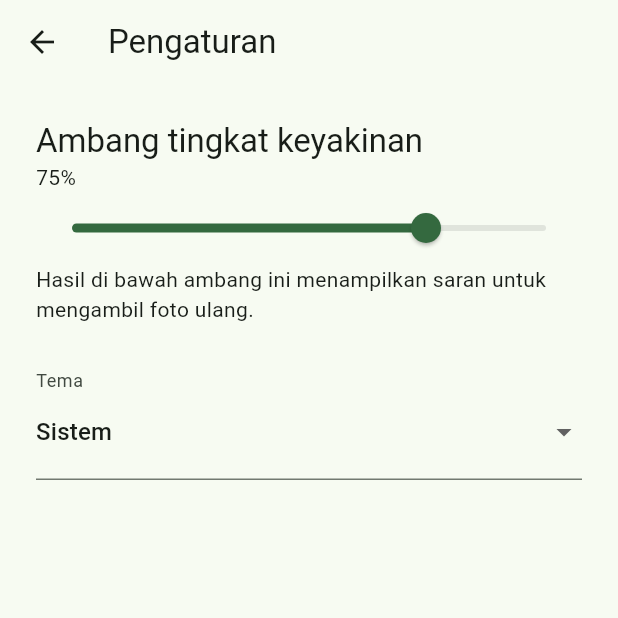
After one commit to DanielSinaga2/pdp, a Flutter app: the screen it shows after launch, after a tap on the "settings" icon, on a phone screen of 412 x 824 dp, the top half of it. The commit adds this screen. Run offline on Flutter 3.47's test engine with Material 3 defaults, Android fonts, the phone set to English and light mode, and no system bars; our stand-ins replace drift, flutter_bloc, get_it, image_picker, material_ui, shared_preferences; accounts and stored records are empty.

Commit message:
Add persistent settings for the PadiSehat Android demo

```diff
--- a/lib/features/scan/presentation/scan_page.dart
+++ b/lib/features/scan/presentation/scan_page.dart
@@ -5,15 +5,23 @@ import '../../history/domain/history_repository.dart';
 import '../../history/presentation/history_cubit.dart';
 import '../../history/presentation/history_page.dart';
 import '../../knowledge/domain/disease_detail_repository.dart';
+import '../../settings/domain/settings_repository.dart';
+import '../../settings/presentation/settings_page.dart';
 import '../domain/photo_repository.dart';
 import 'scan_bloc.dart';
 import 'scan_result_page.dart';
 
 class ScanPage extends StatelessWidget {
-  const ScanPage({super.key, required this.details, required this.history});
+  const ScanPage({
+    super.key,
+    required this.details,
+    required this.history,
+    this.confidencePercent = AppSettings.defaultConfidencePercent,
+  });
 
   final DiseaseDetailRepository details;
   final HistoryRepository history;
+  final int confidencePercent;
 
   @override
   Widget build(BuildContext context) {
@@ -33,6 +41,7 @@ class ScanPage extends StatelessWidget {
               prediction: prediction,
               detail: details.getDetail(prediction.label),
               historySaveFailed: state.historySaveFailed,
+              confidencePercent: confidencePercent,
             ),
           ),
         );
@@ -55,9 +64,22 @@ class ScanPage extends StatelessWidget {
                     MaterialPageRoute<void>(
                       builder: (_) => BlocProvider(
                         create: (_) => HistoryCubit(history)..load(),
-                        child: HistoryPage(details: details, repository: history),
+                        child: HistoryPage(
+                          details: details,
+                          repository: history,
+                          confidencePercent: confidencePercent,
+                        ),
                       ),
                     ),
+                  );
+                },
+              ),
+              IconButton(
+                tooltip: 'Pengaturan',
+                icon: const Icon(Icons.settings_outlined),
+                onPressed: state.isBusy ? null : () {
+                  Navigator.of(context).push<void>(
+                    MaterialPageRoute<void>(builder: (_) => const SettingsPage()),
                   );
                 },
               ),
--- /dev/null
+++ b/lib/features/settings/data/local_settings_repository.dart
@@ -0,0 +1,42 @@
+import 'dart:convert';
+
+import 'package:shared_preferences/shared_preferences.dart';
+
+import '../domain/settings_repository.dart';
+
+class LocalSettingsRepository implements SettingsRepository {
+  LocalSettingsRepository(this._preferences);
+
+  final SharedPreferencesAsync _preferences;
+  static const _key = 'padisehat.settings.v1';
+
+  @override
+  Future<AppSettings> load() async {
+    final stored = await _preferences.getString(_key);
+    if (stored == null) return const AppSettings();
+
+    final data = jsonDecode(stored);
+    if (data is! Map<String, dynamic>) return const AppSettings();
+
+    final percent = data['confidencePercent'];
+    final theme = AppThemePreference.values.firstWhere(
+      (value) => value.name == data['theme'],
+      orElse: () => AppThemePreference.system,
+    );
+    return AppSettings(
+      confidencePercent: percent is int && percent >= 0 && percent <= 100
+          ? percent
+          : AppSettings.defaultConfidencePercent,
+      theme: theme,
+    );
+  }
+
+  @override
+  Future<void> save(AppSettings settings) => _preferences.setString(
+    _key,
+    jsonEncode({
+      'confidencePercent': settings.confidencePercent,
+      'theme': settings.theme.name,
+    }),
+  );
+}
--- /dev/null
+++ b/lib/features/settings/domain/settings_repository.dart
@@ -0,0 +1,19 @@
+enum AppThemePreference { system, light, dark }
+
+class AppSettings {
+  const AppSettings({
+    this.confidencePercent = defaultConfidencePercent,
+    this.theme = AppThemePreference.system,
+  }) : assert(confidencePercent >= 0 && confidencePercent <= 100);
+
+  static const defaultConfidencePercent = 75;
+
+  final int confidencePercent;
+  final AppThemePreference theme;
+}
+
+abstract interface class SettingsRepository {
+  Future<AppSettings> load();
+
+  Future<void> save(AppSettings settings);
+}
--- /dev/null
+++ b/lib/features/settings/presentation/settings_cubit.dart
@@ -0,0 +1,73 @@
+import 'package:flutter_bloc/flutter_bloc.dart';
+
+import '../domain/settings_repository.dart';
+
+class SettingsState {
+  const SettingsState({
+    this.settings = const AppSettings(),
+    this.loaded = false,
+    this.busy = false,
+    this.error,
+  });
+
+  final AppSettings settings;
+  final bool loaded;
+  final bool busy;
+  final String? error;
+
+  bool get canEdit => loaded && !busy;
+}
+
+class SettingsCubit extends Cubit<SettingsState> {
+  SettingsCubit(this._repository) : super(const SettingsState());
+
+  final SettingsRepository _repository;
+
+  Future<void> load() async {
+    if (state.busy || state.loaded || isClosed) return;
+    emit(const SettingsState(busy: true));
+    try {
+      final settings = await _repository.load();
+      if (!isClosed) emit(SettingsState(settings: settings, loaded: true));
+    } catch (_) {
+      if (!isClosed) {
+        emit(const SettingsState(error: 'Pengaturan gagal dimuat.'));
+      }
+    }
+  }
+
+  Future<void> setConfidencePercent(int value) async {
+    final current = state.settings;
+    if (value == current.confidencePercent || value < 0 || value > 100) {
+      return;
+    }
+    await _save(AppSettings(confidencePercent: value, theme: current.theme));
+  }
+
+  Future<void> setTheme(AppThemePreference value) async {
+    final current = state.settings;
+    if (value == current.theme) return;
+    await _save(AppSettings(
+      confidencePercent: current.confidencePercent,
+      theme: value,
+    ));
+  }
+
+  Future<void> _save(AppSettings settings) async {
+    if (!state.canEdit || isClosed) return;
+    final previous = state.settings;
+    emit(SettingsState(settings: previous, loaded: true, busy: true));
+    try {
+      await _repository.save(settings);
+      if (!isClosed) emit(SettingsState(settings: settings, loaded: true));
+    } catch (_) {
+      if (!isClosed) {
+        emit(SettingsState(
+          settings: previous,
+          loaded: true,
+          error: 'Pengaturan gagal disimpan. Silakan coba lagi.',
+        ));
+      }
+    }
+  }
+}
--- /dev/null
+++ b/lib/features/settings/presentation/settings_page.dart
@@ -0,0 +1,113 @@
+import 'package:flutter_bloc/flutter_bloc.dart';
+import 'package:material_ui/material_ui.dart';
+
+import '../domain/settings_repository.dart';
+import 'settings_cubit.dart';
+
+class SettingsPage extends StatefulWidget {
+  const SettingsPage({super.key});
+
+  @override
+  State<SettingsPage> createState() => _SettingsPageState();
+}
+
+class _SettingsPageState extends State<SettingsPage> {
+  int? _draftPercent;
+
+  @override
+  Widget build(BuildContext context) {
+    return BlocBuilder<SettingsCubit, SettingsState>(
+      builder: (context, state) {
+        final cubit = context.read<SettingsCubit>();
+        final theme = Theme.of(context);
+        final percent = _draftPercent ?? state.settings.confidencePercent;
+
+        return Scaffold(
+          appBar: AppBar(title: const Text('Pengaturan')),
+          body: SafeArea(
+            child: Center(
+              child: ConstrainedBox(
+                constraints: const BoxConstraints(maxWidth: 520),
+                child: ListView(
+                  padding: const EdgeInsets.all(24),
+                  children: [
+                    if (state.busy) const LinearProgressIndicator(),
+                    if (state.error case final error?) ...[
+                      Semantics(
+                        liveRegion: true,
+                        child: Text(
+                          error,
+                          style: TextStyle(color: theme.colorScheme.error),
+                        ),
+                      ),
+                      if (!state.loaded)
+                        TextButton(
+                          onPressed: cubit.load,
+                          child: const Text('Coba lagi'),
+                        ),
+                      const SizedBox(height: 16),
+                    ],
+                    Text(
+                      'Ambang tingkat keyakinan',
+                      style: theme.textTheme.titleLarge,
+                    ),
+                    Text('$percent%'),
+                    Slider(
+                      value: percent.toDouble(),
+                      max: 100,
+                      divisions: 100,
+                      label: '$percent%',
+                      semanticFormatterCallback: (value) => '${value.round()}%',
+                      onChanged: state.canEdit
+                          ? (value) => setState(() => _draftPercent = value.round())
+                          : null,
+                      onChangeEnd: state.canEdit
+                          ? (value) {
+                              setState(() => _draftPercent = null);
+                              cubit.setConfidencePercent(value.round());
+                            }
+                          : null,
+                    ),
+                    const Text(
+                      'Hasil di bawah ambang ini menampilkan saran '
+                      'untuk mengambil foto ulang.',
+                    ),
+                    const SizedBox(height: 24),
+                    InputDecorator(
+                      decoration: const InputDecoration(labelText: 'Tema'),
+                      child: DropdownButtonHideUnderline(
+                        child: DropdownButton<AppThemePreference>(
+                          isExpanded: true,
+                          value: state.settings.theme,
+                          items: const [
+                            DropdownMenuItem(
+                              value: AppThemePreference.system,
+                              child: Text('Sistem'),
+                            ),
+                            DropdownMenuItem(
+                              value: AppThemePreference.light,
+                              child: Text('Terang'),
+                            ),
+                            DropdownMenuItem(
+                              value: AppThemePreference.dark,
+                              child: Text('Gelap'),
+                            ),
+                          ],
+                          onChanged: state.canEdit
+                              ? (value) {
+                                  if (value != null) cubit.setTheme(value);
+                                }
+                              : null,
+                        ),
+                      ),
+                    ),
+                  ],
+                ),
+              ),
+            ),
+          ),
+        );
+      },
+    );
+  }
+}
--- a/lib/injection.dart
+++ b/lib/injection.dart
@@ -6,6 +6,7 @@ import 'package:get_it/get_it.dart';
 import 'package:image_picker/image_picker.dart';
 import 'package:path/path.dart' as p;
 import 'package:path_provider/path_provider.dart';
+import 'package:shared_preferences/shared_preferences.dart';
 
 import 'features/history/data/drift_history_repository.dart';
 import 'features/history/data/history_database.dart';
@@ -18,10 +19,19 @@ import 'features/scan/domain/photo_repository.dart';
 import 'features/scan/domain/prediction_repository.dart';
 import 'features/scan/domain/scan_photo.dart';
 import 'features/scan/presentation/scan_bloc.dart';
+import 'features/settings/data/local_settings_repository.dart';
+import 'features/settings/domain/settings_repository.dart';
+import 'features/settings/presentation/settings_cubit.dart';
 
 final getIt = GetIt.instance;
 
 void configureDependencies() {
+  getIt.registerLazySingleton<SettingsRepository>(
+    () => LocalSettingsRepository(SharedPreferencesAsync()),
+  );
+  getIt.registerFactory(
+    () => SettingsCubit(getIt<SettingsRepository>())..load(),
+  );
   getIt.registerLazySingleton<HistoryDatabase>(
     () => HistoryDatabase(LazyDatabase(() async {
       final support = await getApplicationSupportDirectory();
--- a/lib/main.dart
+++ b/lib/main.dart
@@ -5,6 +5,8 @@ import 'features/history/domain/history_repository.dart';
 import 'features/knowledge/domain/disease_detail_repository.dart';
 import 'features/scan/presentation/scan_bloc.dart';
 import 'features/scan/presentation/scan_page.dart';
+import 'features/settings/domain/settings_repository.dart';
+import 'features/settings/presentation/settings_cubit.dart';
 import 'injection.dart';
 
 void main() {
@@ -17,17 +19,37 @@ class PadiSehatApp extends StatelessWidget {
 
   @override
   Widget build(BuildContext context) {
+    const seed = Color(0xFF367343);
+
+    return BlocProvider(
+      create: (_) => getIt<SettingsCubit>(),
+      child: BlocBuilder<SettingsCubit, SettingsState>(
+        builder: (context, state) {
+          final settings = state.settings;
           return MaterialApp(
             title: 'PadiSehat',
-      theme: ThemeData(
-        colorScheme: ColorScheme.fromSeed(seedColor: const Color(0xFF367343)),
+            theme: ThemeData(colorScheme: ColorScheme.fromSeed(seedColor: seed)),
+            darkTheme: ThemeData(
+              colorScheme: ColorScheme.fromSeed(
+                seedColor: seed,
+                brightness: Brightness.dark,
               ),
+            ),
+            themeMode: switch (settings.theme) {
+              AppThemePreference.system => ThemeMode.system,
+              AppThemePreference.light => ThemeMode.light,
+              AppThemePreference.dark => ThemeMode.dark,
+            },
             home: BlocProvider(
               create: (_) => getIt<ScanBloc>(),
               child: ScanPage(
                 details: getIt<DiseaseDetailRepository>(),
                 history: getIt<HistoryRepository>(),
+                confidencePercent: settings.confidencePercent,
               ),
+            ),
+          );
+        },
       ),
     );
   }
--- a/pubspec.yaml
+++ b/pubspec.yaml
@@ -33,6 +33,7 @@ dependencies:
   material_ui: ^1.1.0
   drift: ^2.35.4
   path: ^1.9.1
+  shared_preferences: ^2.5.6
   path_provider: ^2.1.6
   flutter_bloc: ^9.1.1
   get_it: ^9.3.0
```
Also changed, not shown: lib/features/history/presentation/history_page.dart (+8 -1 lines), lib/features/scan/presentation/scan_result_page.dart (+6 -5 lines), 2 other files. Lines whose indentation alone changed are shown as unchanged.
